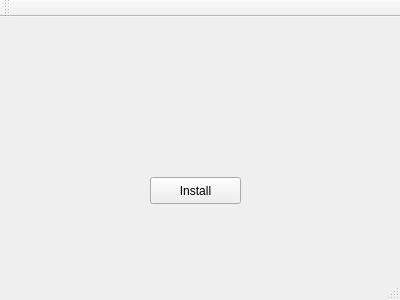
The window that qinstall.ui (netpipe/QInstall) describes before a commit, drawn with Qt 5.
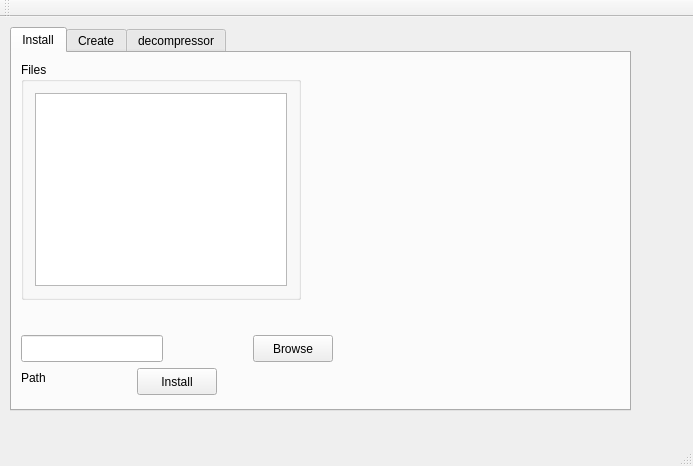
The same window after the commit. The open tabs and pages were chosen to show the change.

Patch:
```diff
--- a/qinstall.ui
+++ b/qinstall.ui
@@ -6,26 +6,200 @@
    <rect>
     <x>0</x>
     <y>0</y>
-    <width>400</width>
-    <height>300</height>
+    <width>693</width>
+    <height>466</height>
    </rect>
   </property>
   <property name="windowTitle">
    <string>QInstall</string>
   </property>
   <widget class="QWidget" name="centralWidget">
-   <widget class="QPushButton" name="installbtn">
+   <widget class="QTabWidget" name="tabWidget">
     <property name="geometry">
      <rect>
-      <x>150</x>
-      <y>160</y>
-      <width>91</width>
-      <height>27</height>
+      <x>10</x>
+      <y>10</y>
+      <width>621</width>
+      <height>384</height>
      </rect>
     </property>
-    <property name="text">
-     <string>Install</string>
+    <property name="currentIndex">
+     <number>2</number>
     </property>
+    <widget class="QWidget" name="tab">
+     <attribute name="title">
+      <string>Install</string>
+     </attribute>
+     <widget class="QGroupBox" name="groupBox">
+      <property name="geometry">
+       <rect>
+        <x>9</x>
+        <y>9</y>
+        <width>280</width>
+        <height>238</height>
+       </rect>
+      </property>
+      <property name="title">
+       <string>Files</string>
+      </property>
+      <layout class="QGridLayout" name="gridLayout">
+       <item row="0" column="0">
+        <widget class="QTreeView" name="treeView"/>
+       </item>
+      </layout>
+     </widget>
+     <widget class="QPushButton" name="installbtn">
+      <property name="geometry">
+       <rect>
+        <x>125</x>
+        <y>315</y>
+        <width>80</width>
+        <height>27</height>
+       </rect>
+      </property>
+      <property name="text">
+       <string>Install</string>
+      </property>
+     </widget>
+     <widget class="QLineEdit" name="lineEdit">
+      <property name="geometry">
+       <rect>
+        <x>9</x>
+        <y>282</y>
+        <width>142</width>
+        <height>27</height>
+       </rect>
+      </property>
+     </widget>
+     <widget class="QPushButton" name="pushButton_2">
+      <property name="geometry">
+       <rect>
+        <x>241</x>
+        <y>282</y>
+        <width>80</width>
+        <height>27</height>
+       </rect>
+      </property>
+      <property name="text">
+       <string>Browse</string>
+      </property>
+     </widget>
+     <widget class="QLabel" name="label">
+      <property name="geometry">
+       <rect>
+        <x>9</x>
+        <y>315</y>
+        <width>33</width>
+        <height>19</height>
+       </rect>
+      </property>
+      <property name="text">
+       <string>Path</string>
+      </property>
+     </widget>
+    </widget>
+    <widget class="QWidget" name="tab_2">
+     <attribute name="title">
+      <string>Create</string>
+     </attribute>
+     <layout class="QGridLayout" name="gridLayout_3">
+      <item row="3" column="0">
+       <widget class="QGroupBox" name="groupBox_2">
+        <property name="title">
+         <string>GroupBox</string>
+        </property>
+        <layout class="QVBoxLayout" name="verticalLayout">
+         <item>
+          <widget class="QCheckBox" name="checkBox">
+           <property name="text">
+            <string>create md5 sum</string>
+           </property>
+          </widget>
+         </item>
+         <item>
+          <widget class="QCheckBox" name="checkBox_3">
+           <property name="text">
+            <string>Append To Executable</string>
+           </property>
+          </widget>
+         </item>
+         <item>
+          <widget class="QCheckBox" name="checkBox_2">
+           <property name="text">
+            <string>Compress files</string>
+           </property>
+          </widget>
+         </item>
+        </layout>
+       </widget>
+      </item>
+      <item row="1" column="0" rowspan="2">
+       <widget class="QTreeView" name="treeView_2"/>
+      </item>
+      <item row="3" column="1">
+       <widget class="QPushButton" name="pushButton">
+        <property name="text">
+         <string>Create</string>
+        </property>
+       </widget>
+      </item>
+      <item row="1" column="1">
+       <widget class="QPushButton" name="pushButton_3">
+        <property name="text">
+         <string>RemoveFile</string>
+        </property>
+       </widget>
+      </item>
+      <item row="2" column="1">
+       <widget class="QPushButton" name="pushButton_4">
+        <property name="text">
+         <string>ADDFile</string>
+        </property>
+       </widget>
+      </item>
+     </layout>
+    </widget>
+    <widget class="QWidget" name="tab_3">
+     <attribute name="title">
+      <string>decompressor</string>
+     </attribute>
+     <widget class="QPushButton" name="pushButton_5">
+      <property name="geometry">
+       <rect>
+        <x>220</x>
+        <y>110</y>
+        <width>91</width>
+        <height>27</height>
+       </rect>
+      </property>
+      <property name="text">
+       <string>decompress</string>
+      </property>
+     </widget>
+     <widget class="QPushButton" name="pushButton_6">
+      <property name="geometry">
+       <rect>
+        <x>220</x>
+        <y>70</y>
+        <width>91</width>
+        <height>27</height>
+       </rect>
+      </property>
+      <property name="text">
+       <string>open</string>
+      </property>
+     </widget>
+     <widget class="QLineEdit" name="lineEdit_2">
+      <property name="geometry">
+       <rect>
+        <x>340</x>
+        <y>70</y>
+        <width>221</width>
+        <height>27</height>
+       </rect>
+      </property>
+     </widget>
+    </widget>
    </widget>
   </widget>
   <widget class="QMenuBar" name="menuBar">
```
Left out of the diff: 2 changed lines with no effect on the pictures.
